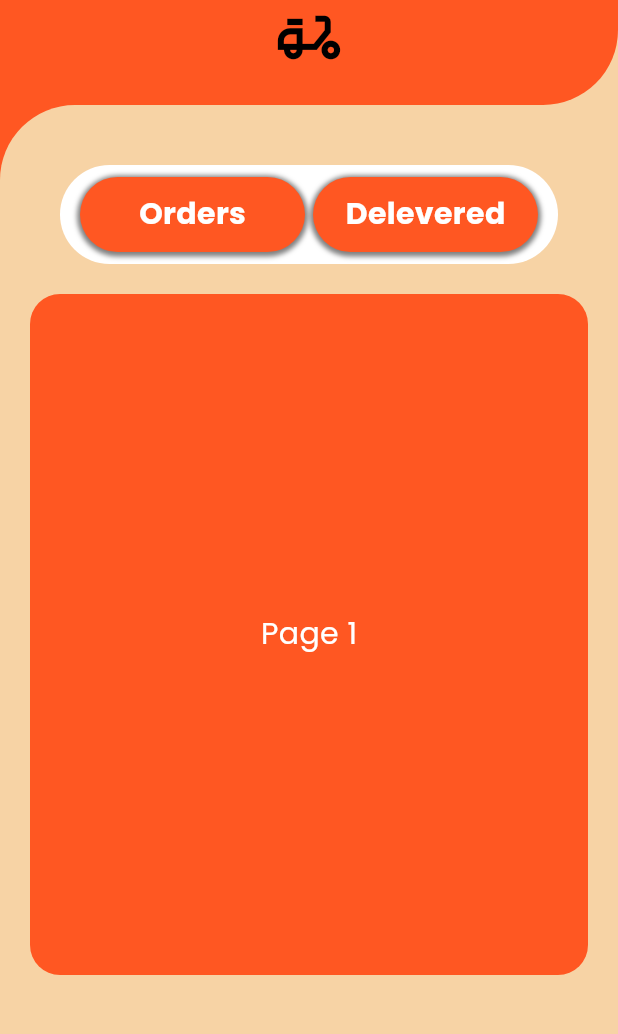
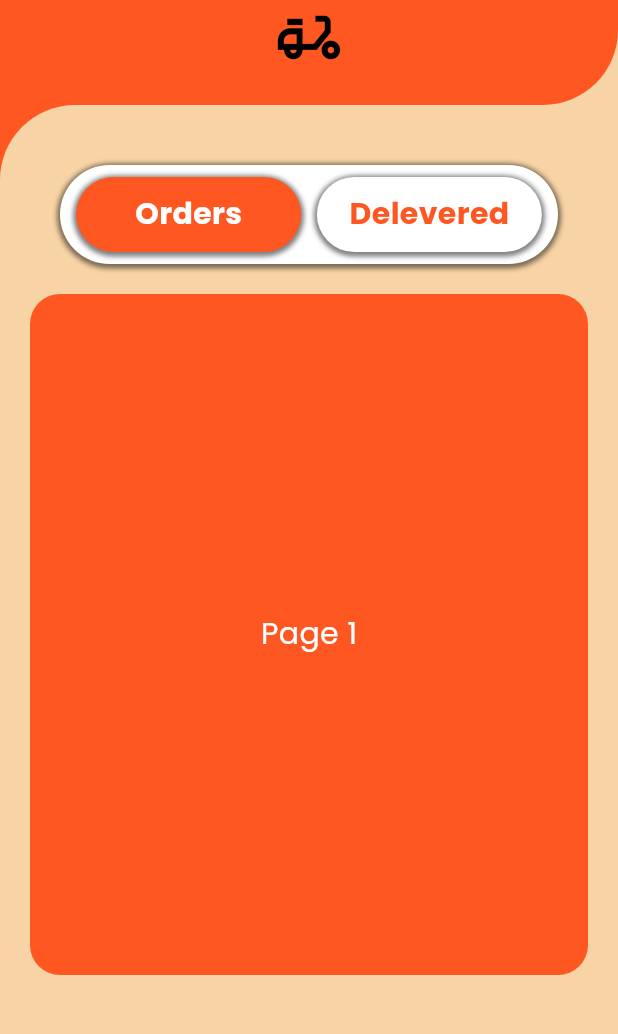
Before and after one commit to HiranthaDissanayake/Orders-Delivery-app, a Flutter app: the screen it shows after launch, on a phone screen of 412 x 824 dp, the part 195-1229 px from its top. Run offline on Flutter 3.47's test engine with Material 3 defaults, Android fonts, the phone set to English and light mode, and no system bars; our stand-ins replace google_fonts, lottie.

Commit message:
created page view on home page

```diff
--- a/red_dress_delevery/frontend/lib/Pages/home.dart
+++ b/red_dress_delevery/frontend/lib/Pages/home.dart
@@ -8,6 +8,7 @@ class Home extends StatefulWidget {
 }
 
 class _HomeState extends State<Home> {
+  final PageController _pageController = PageController();
 
   int isOrders = 0;
 
@@ -85,9 +86,25 @@ class _HomeState extends State<Home> {
                 child: Column(
                   children: [
                     Padding(
-                      padding: const EdgeInsets.only(top: 40, left: 40, right: 40),
+                      padding: const EdgeInsets.only(
+                        top: 40,
+                        left: 40,
+                        right: 40,
+                      ),
                       child: Container(
                         decoration: BoxDecoration(
+                          boxShadow: [
+                            BoxShadow(
+                              color: Colors.black.withOpacity(0.5),
+                              spreadRadius: 2,
+                              blurRadius: 2,
+                              blurStyle: BlurStyle.normal,
+                              offset: Offset(
+                                0,
+                                1,
+                              ), // changes position of shadow
+                            ),
+                          ],
                           color: Colors.white,
                           borderRadius: BorderRadius.circular(50),
                         ),
@@ -96,7 +113,18 @@ class _HomeState extends State<Home> {
                           child: Row(
                             mainAxisAlignment: MainAxisAlignment.spaceEvenly,
                             children: [
-                              Container(
+                              GestureDetector(
+                                onTap: () {
+                                  setState(() {
+                                    isOrders = 0;
+                                  });
+                                  _pageController.animateToPage(
+                                    0,
+                                    duration: Duration(milliseconds: 300),
+                                    curve: Curves.easeInOut,
+                                  );
+                                },
+                                child: Container(
                                   height: 50,
                                   width: 150,
                                   decoration: BoxDecoration(
@@ -106,18 +134,48 @@ class _HomeState extends State<Home> {
                                         spreadRadius: 2,
                                         blurRadius: 2,
                                         blurStyle: BlurStyle.normal,
-                                      offset: Offset(0, 1), // changes position of shadow
+                                        offset: Offset(
+                                          0,
+                                          1,
+                                        ), // changes position of shadow
                                       ),
                                     ],
-                                  color: Colors.deepOrange,
+                                    color:
+                                        isOrders == 0
+                                            ? Colors.deepOrange
+                                            : Colors.white,
                                     borderRadius: BorderRadius.circular(50),
                                   ),
-                                child: Center(child: Text("Orders", style: TextStyle(color: Colors.white, fontSize: 20, fontWeight: FontWeight.bold),)),
+                                  child: Center(
+                                    child: Text(
+                                      "Orders",
+                                      style: TextStyle(
+                                        color:
+                                            isOrders == 0
+                                                ? Colors.white
+                                                : Colors.deepOrange,
+                                        fontSize: 20,
+                                        fontWeight: FontWeight.bold,
+                                      ),
+                                    ),
+                                  ),
+                                ),
                               ),
 
+                              SizedBox(width: 5),
 
-
-                              Container(
+                              GestureDetector(
+                                onTap: () {
+                                  setState(() {
+                                    isOrders = 1;
+                                  });
+                                  _pageController.animateToPage(
+                                    1,
+                                    duration: Duration(milliseconds: 300),
+                                    curve: Curves.easeInOut,
+                                  );
+                                },
+                                child: Container(
                                   height: 50,
                                   width: 150,
                                   decoration: BoxDecoration(
@@ -127,13 +185,32 @@ class _HomeState extends State<Home> {
                                         spreadRadius: 2,
                                         blurRadius: 2,
                                         blurStyle: BlurStyle.normal,
-                                      offset: Offset(0, 1), // changes position of shadow
+                                        offset: Offset(
+                                          0,
+                                          1,
+                                        ), // changes position of shadow
                                       ),
                                     ],
-                                  color: Colors.deepOrange,
+                                    color:
+                                        isOrders == 1
+                                            ? Colors.deepOrange
+                                            : Colors.white,
                                     borderRadius: BorderRadius.circular(50),
                                   ),
-                                child: Center(child: Text("Delevered", style: TextStyle(color: Colors.white, fontSize: 20, fontWeight: FontWeight.bold),)),
+                                  child: Center(
+                                    child: Text(
+                                      "Delevered",
+                                      style: TextStyle(
+                                        color:
+                                            isOrders == 1
+                                                ? Colors.white
+                                                : Colors.deepOrange,
+                                        fontSize: 20,
+                                        fontWeight: FontWeight.bold,
+                                      ),
+                                    ),
+                                  ),
+                                ),
                               ),
                             ],
                           ),
@@ -143,6 +220,7 @@ class _HomeState extends State<Home> {
 
                     Expanded(
                       child: PageView.builder(
+                        controller: _pageController,
                         itemCount: 2,
                         itemBuilder: (context, index) {
                           return Container(
```
Lines whose indentation alone changed are shown as unchanged.
